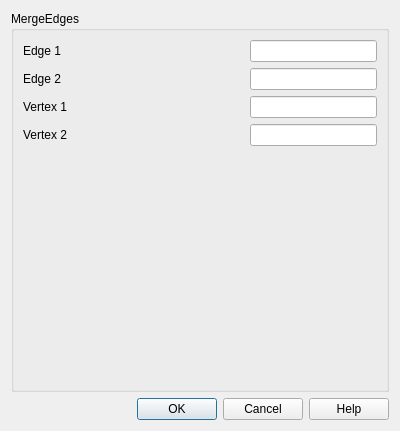
Qt form src/HEXABLOCKGUI/MergeEdges_QTD.ui (SalomePlatform/hexablock) before a commit.
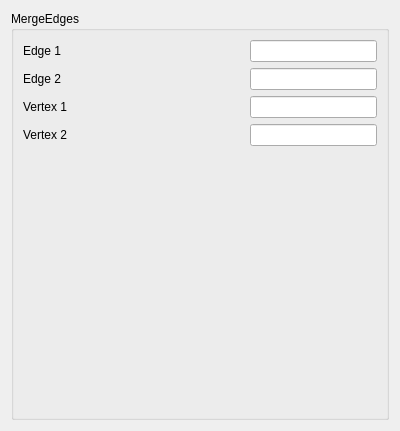
The same form after that commit.

Commit message: fixed : selection model added : highlight on propagation's edges 	apply button on dialog panel updated : association menu, object brower's name, menu always showing, ...

What changed in the file:
```diff
--- a/src/HEXABLOCKGUI/MergeEdges_QTD.ui
+++ b/src/HEXABLOCKGUI/MergeEdges_QTD.ui
@@ -126,16 +126,6 @@
      </layout>
     </widget>
    </item>
-   <item>
-    <widget class="QDialogButtonBox" name="buttonBox">
-     <property name="orientation">
-      <enum>Qt::Horizontal</enum>
-     </property>
-     <property name="standardButtons">
-      <set>QDialogButtonBox::Cancel|QDialogButtonBox::Ok|QDialogButtonBox::Help</set>
-     </property>
-    </widget>
-   </item>
   </layout>
  </widget>
  <resources/>
```
Left out of the diff: 35 changed lines with no effect on the pictures. The commit also changes 37 other files.
